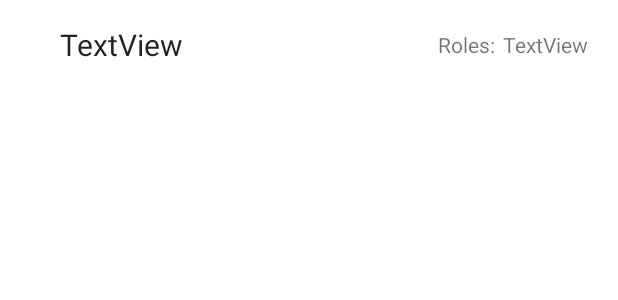
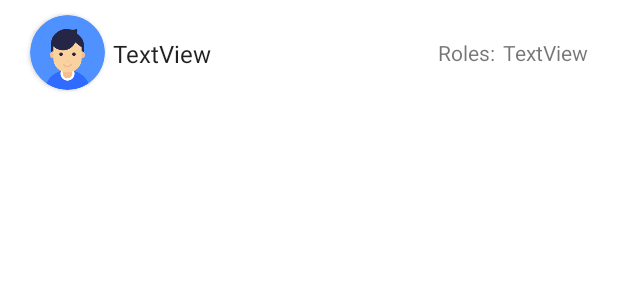
Before and after one commit to Jarenass97/DesafioInventario, an Android app: the layout usuarios_item.xml on its own in the app's theme, with its tools: preview values and no code run, on a phone screen of 412 x 824 dp. Shown: the top 300 px of the screen. Run offline under Robolectric (Android 15) with nearby library versions, the phone set to English and light mode, and no system bars.

Commit message:
Borrando usuarios

```diff
--- a/DesafioInventario/app/src/main/java/api/InventarioApi.kt
+++ b/DesafioInventario/app/src/main/java/api/InventarioApi.kt
@@ -21,6 +21,9 @@ interface InventarioApi {
     @PUT("/modUser/{username}")
     fun modUsuario(@Path("username") username: String, @Body info: Usuario): Call<ResponseBody>
 
+    @DELETE("delUsuario/{username}")
+    fun deleteUsuario(@Path("username") username: String): Call<ResponseBody>
+
     @Headers("Content-Type:application/json")
     @POST("/addAula")
     fun addAula(@Body info: Aula): Call<ResponseBody>
--- a/DesafioInventario/app/src/main/res/layout/usuarios_item.xml
+++ b/DesafioInventario/app/src/main/res/layout/usuarios_item.xml
@@ -10,14 +10,16 @@
         style="@style/texto_item"
         android:layout_width="wrap_content"
         android:layout_height="wrap_content"
-        android:layout_marginStart="40dp"
+        android:layout_marginStart="5dp"
         android:layout_marginEnd="5dp"
         android:text="TextView"
+        android:textSize="16dp"
         app:layout_constraintBottom_toBottomOf="parent"
         app:layout_constraintEnd_toStartOf="@+id/lblRolesUsuarioItem"
         app:layout_constraintHorizontal_bias="0.0"
-        app:layout_constraintStart_toStartOf="parent"
-        app:layout_constraintTop_toTopOf="parent" />
+        app:layout_constraintStart_toEndOf="@+id/cardView3"
+        app:layout_constraintTop_toTopOf="parent"
+        app:layout_constraintVertical_bias="0.511" />
 
     <TextView
         android:id="@+id/lblRolesUsuarioItem"
@@ -45,4 +47,26 @@
         app:layout_constraintStart_toStartOf="parent"
         app:layout_constraintTop_toTopOf="parent" />
 
+    <androidx.cardview.widget.CardView
+        android:id="@+id/cardView3"
+        android:layout_width="50dp"
+        android:layout_height="50dp"
+        android:layout_marginStart="20dp"
+        android:layout_marginTop="10dp"
+        android:layout_marginBottom="10dp"
+        app:cardCornerRadius="75dp"
+        app:layout_constraintBottom_toBottomOf="parent"
+        app:layout_constraintEnd_toEndOf="parent"
+        app:layout_constraintHorizontal_bias="0.0"
+        app:layout_constraintStart_toStartOf="parent"
+        app:layout_constraintTop_toTopOf="parent">
+
+        <ImageView
+            android:id="@+id/imgUsuarioItem"
+            android:layout_width="match_parent"
+            android:layout_height="match_parent"
+            android:scaleType="centerCrop"
+            app:srcCompat="@drawable/user_default" />
+    </androidx.cardview.widget.CardView>
+
 </androidx.constraintlayout.widget.ConstraintLayout>
```
Also changed, not shown: DesafioInventario/app/src/main/java/adapters/UsuariosAdapter.kt (+74 -5 lines), 2 other files.
